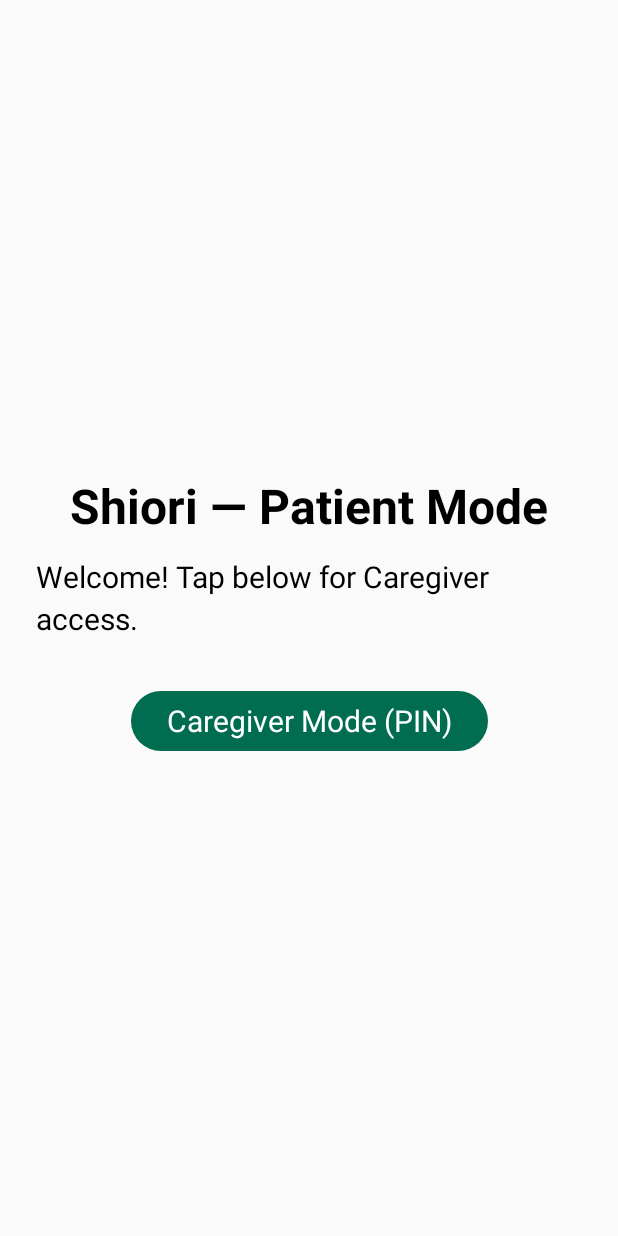
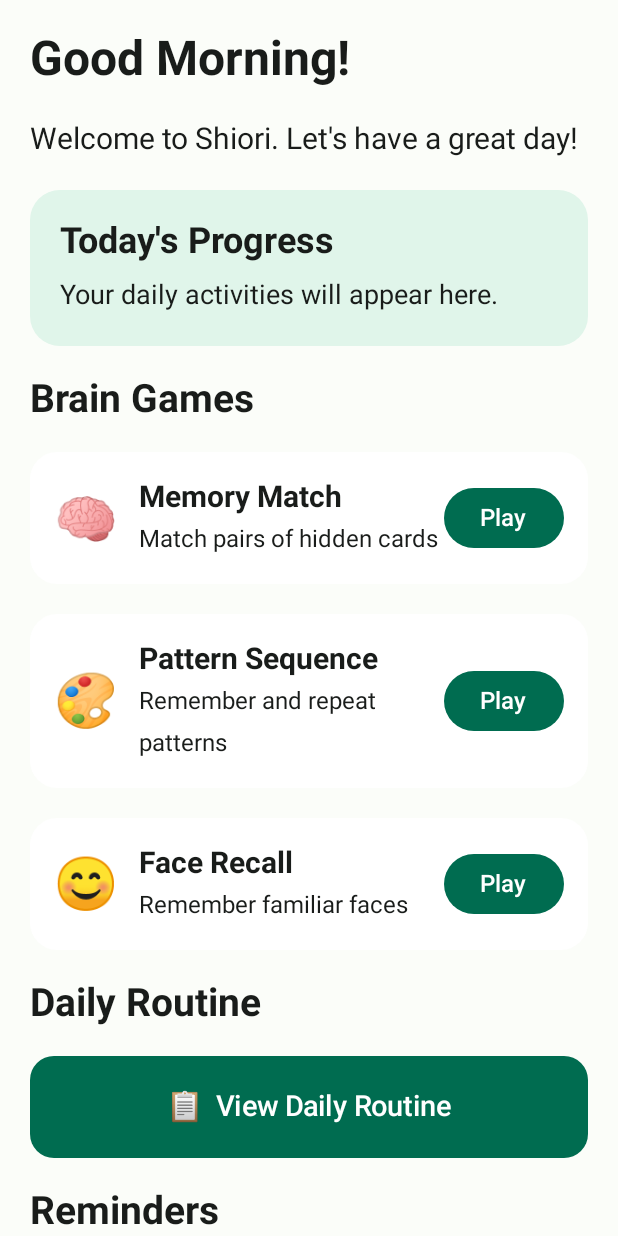
Before and after one commit to Aaarya2117/Shiori, an Android app built with Jetpack Compose: the screen it shows after launch (MainActivity), on a phone screen of 412 x 824 dp. Run offline under Robolectric (Android 15) with nearby library versions, the phone set to English and light mode, and no system bars; our stand-ins replace Dagger/Hilt's generated code.

Commit message:
feat: implement 4x4 Memory Match game

```diff
--- a/app/src/main/java/com/shiori/app/ui/navigation/NavRoutes.kt
+++ b/app/src/main/java/com/shiori/app/ui/navigation/NavRoutes.kt
@@ -4,4 +4,5 @@ sealed class NavRoutes(val route: String) {
     object PatientHome : NavRoutes("patient_home")
     object CaregiverPin : NavRoutes("caregiver_pin")
     object CaregiverDashboard : NavRoutes("caregiver_dashboard")
+    object MemoryMatch : NavRoutes("memory_match")
 }
--- a/app/src/main/java/com/shiori/app/ui/navigation/ShioriNavHost.kt
+++ b/app/src/main/java/com/shiori/app/ui/navigation/ShioriNavHost.kt
@@ -1,5 +1,7 @@
 package com.shiori.app.ui.navigation
 
+import com.shiori.app.ui.patient.MemoryMatchScreen
+import com.shiori.app.ui.patient.PatientHomeScreen
 import androidx.compose.foundation.layout.Arrangement
 import androidx.compose.foundation.layout.Column
 import androidx.compose.foundation.layout.Spacer
@@ -22,29 +24,34 @@ fun ShioriNavHost() {
     val navController = rememberNavController()
 
     NavHost(navController = navController, startDestination = NavRoutes.PatientHome.route) {
+        //1. Patient Home Screen
         composable(NavRoutes.PatientHome.route) {
-            Column(
-                modifier = Modifier
-                    .fillMaxSize()
-                    .padding(24.dp),
-                verticalArrangement = Arrangement.Center,
-                horizontalAlignment = Alignment.CenterHorizontally
-            ) {
-                Text(
-                    text = "Shiori — Patient Mode",
-                    style = MaterialTheme.typography.headlineLarge
-                )
-                Spacer(modifier = Modifier.height(16.dp))
-                Text(
-                    text = "Welcome! Tap below for Caregiver access.",
-                    style = MaterialTheme.typography.bodyLarge
-                )
-                Spacer(modifier = Modifier.height(32.dp))
-                Button(onClick = { navController.navigate(NavRoutes.CaregiverPin.route) }) {
-                    Text("Caregiver Mode (PIN)", style = MaterialTheme.typography.bodyLarge)
+            PatientHomeScreen(
+                onGameClick = { game ->
+                    if (game == "Memory Match") {
+                        navController.navigate(NavRoutes.MemoryMatch.route)
+                    }
+                },
+                onRoutineClick = {
+                    // Routine navigation will be added later
+                },
+                onReminderClick = {
+                    // Reminder navigation will be added later
+                },
+                onCaregiverClick = {
+                    navController.navigate(NavRoutes.CaregiverPin.route)
                 }
-            }
+            )
         }
+        //2. Memory Match
+        composable(NavRoutes.MemoryMatch.route) {
+            MemoryMatchScreen(
+                onBack = {
+                    navController.popBackStack()
+                }
+            )
+        }
+        //3. Caregiver PIN
         composable(NavRoutes.CaregiverPin.route) {
             Column(
                 modifier = Modifier
--- /dev/null
+++ b/app/src/main/java/com/shiori/app/ui/patient/PatientHomeScreen.kt
@@ -0,0 +1,161 @@
+package com.shiori.app.ui.patient
+
+import androidx.compose.foundation.layout.*
+import androidx.compose.foundation.rememberScrollState
+import androidx.compose.foundation.shape.RoundedCornerShape
+import androidx.compose.foundation.verticalScroll
+import androidx.compose.material3.*
+import androidx.compose.runtime.Composable
+import androidx.compose.ui.Alignment
+import androidx.compose.ui.Modifier
+import androidx.compose.ui.graphics.Color
+import androidx.compose.ui.text.font.FontWeight
+import androidx.compose.ui.unit.dp
+import androidx.compose.ui.unit.sp
+
+private val ShioriGreen = Color(0xFF006C50)
+
+@Composable
+fun PatientHomeScreen(
+    onGameClick: (String) -> Unit = {},
+    onRoutineClick: () -> Unit = {},
+    onReminderClick: () -> Unit = {},
+    onCaregiverClick: () -> Unit = {}
+) {
+    Scaffold(
+        containerColor = Color(0xFFFBFDF9)
+    ) { padding ->
+
+        Column(
+            modifier = Modifier
+                .fillMaxSize()
+                .padding(padding)
+                .verticalScroll(rememberScrollState())
+                .padding(20.dp),
+            verticalArrangement = Arrangement.spacedBy(20.dp)
+        ) {
+
+            Text(
+                "Good Morning!",
+                fontSize = 32.sp,
+                fontWeight = FontWeight.Bold,
+                color = Color(0xFF191C1A)
+            )
+
+            Text(
+                "Welcome to Shiori. Let's have a great day!",
+                fontSize = 20.sp,
+                color = Color(0xFF191C1A)
+            )
+
+            Card(
+                modifier = Modifier.fillMaxWidth(),
+                colors = CardDefaults.cardColors(
+                    containerColor = Color(0xFFE0F5EA)
+                ),
+                shape = RoundedCornerShape(20.dp)
+            ) {
+                Column(
+                    modifier = Modifier.padding(20.dp),
+                    verticalArrangement = Arrangement.spacedBy(8.dp)
+                ) {
+                    Text("Today's Progress", fontSize = 24.sp, fontWeight = FontWeight.Bold)
+                    Text("Your daily activities will appear here.", fontSize = 18.sp)
+                }
+            }
+
+            Text("Brain Games", fontSize = 26.sp, fontWeight = FontWeight.Bold)
+
+            GameCard("🧠", "Memory Match", "Match pairs of hidden cards") {
+                onGameClick("Memory Match")
+            }
+
+            GameCard("🎨", "Pattern Sequence", "Remember and repeat patterns") {
+                onGameClick("pattern")
+            }
+
+            GameCard("😊", "Face Recall", "Remember familiar faces") {
+                onGameClick("face")
+            }
+
+            Text("Daily Routine", fontSize = 26.sp, fontWeight = FontWeight.Bold)
+
+            ActionButton("📋", "View Daily Routine", onRoutineClick)
+
+            Text("Reminders", fontSize = 26.sp, fontWeight = FontWeight.Bold)
+
+            ActionButton("🔔", "Medication & Hydration", onReminderClick)
+
+            OutlinedButton(
+                onClick = onCaregiverClick,
+                modifier = Modifier
+                    .fillMaxWidth()
+                    .height(64.dp),
+                shape = RoundedCornerShape(16.dp)
+            ) {
+                Text("Caregiver Mode (PIN)", fontSize = 19.sp)
+            }
+        }
+    }
+}
+
+@Composable
+private fun GameCard(
+    emoji: String,
+    title: String,
+    description: String,
+    onClick: () -> Unit
+) {
+    Card(
+        modifier = Modifier.fillMaxWidth(),
+        shape = RoundedCornerShape(18.dp),
+        colors = CardDefaults.cardColors(
+            containerColor = Color.White
+        )
+    ) {
+        Row(
+            modifier = Modifier
+                .fillMaxWidth()
+                .padding(16.dp),
+            verticalAlignment = Alignment.CenterVertically
+        ) {
+            Text(emoji, fontSize = 34.sp)
+
+            Spacer(Modifier.width(14.dp))
+
+            Column(Modifier.weight(1f)) {
+                Text(title, fontSize = 20.sp, fontWeight = FontWeight.Bold)
+                Text(description, fontSize = 16.sp)
+            }
+
+            Button(
+                onClick = onClick,
+                colors = ButtonDefaults.buttonColors(
+                    containerColor = ShioriGreen
+                )
+            ) {
+                Text("Play", fontSize = 16.sp)
+            }
+        }
+    }
+}
+
+@Composable
+private fun ActionButton(
+    emoji: String,
+    title: String,
+    onClick: () -> Unit
+) {
+    Button(
+        onClick = onClick,
+        modifier = Modifier
+            .fillMaxWidth()
+            .height(68.dp),
+        colors = ButtonDefaults.buttonColors(
+            containerColor = ShioriGreen
+        ),
+        shape = RoundedCornerShape(16.dp)
+    ) {
+        Text("$emoji  $title", fontSize = 19.sp)
+    }
+}
```
Also changed, not shown: app/src/main/java/com/shiori/app/ui/patient/MemoryMatchScreen.kt (added, +338 -0 lines).
